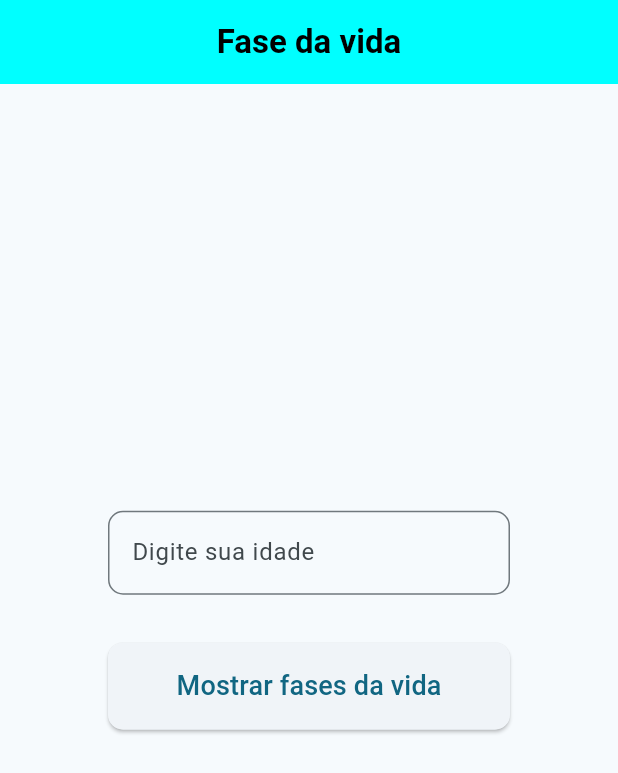
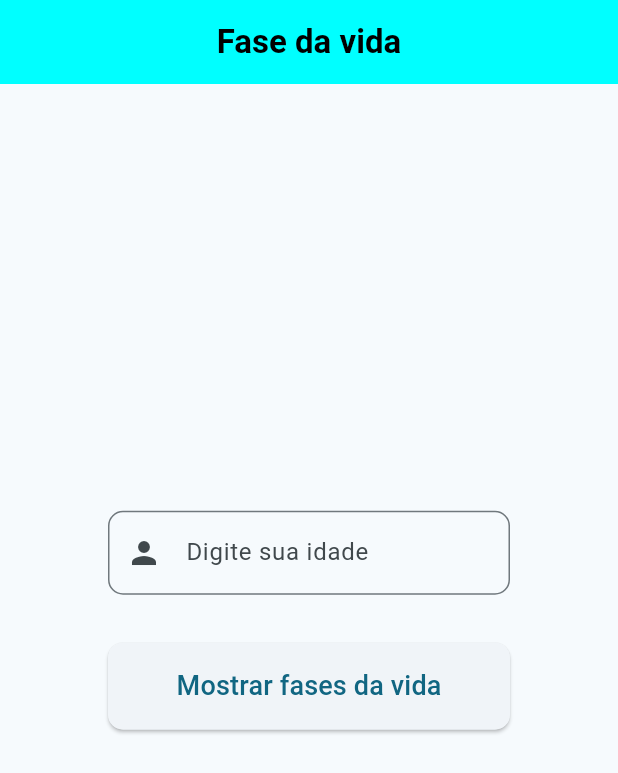
Before and after one commit to Gduarte10/prova_pratica, a Flutter app: the screen it shows after launch, on a phone screen of 412 x 824 dp. Shown: the top 773 px of the screen. Run offline on Flutter 3.47's test engine with Material 3 defaults, Android fonts, the phone set to English and light mode, and no system bars.

Commit message:
prova_pratica1.2

```diff
--- a/lib/main.dart
+++ b/lib/main.dart
@@ -1,4 +1,5 @@
 import 'package:flutter/material.dart';
+import 'package:flutter/rendering.dart';
 import 'package:flutter/services.dart';
 
 void main() {
@@ -55,6 +56,7 @@ class _MyHomePageState extends State<MyHomePage> {
 
     setState(() {
       resultvida;
+      idadeController.clear();
     });
   }
 
@@ -82,6 +84,7 @@ class _MyHomePageState extends State<MyHomePage> {
                 TextField(
                   controller: idadeController,
                   decoration: InputDecoration(
+                    prefixIcon: const Icon(Icons.person),
                     labelText: 'Digite sua idade',
                     border: OutlineInputBorder(
                       borderRadius: BorderRadius.circular(10),
```
